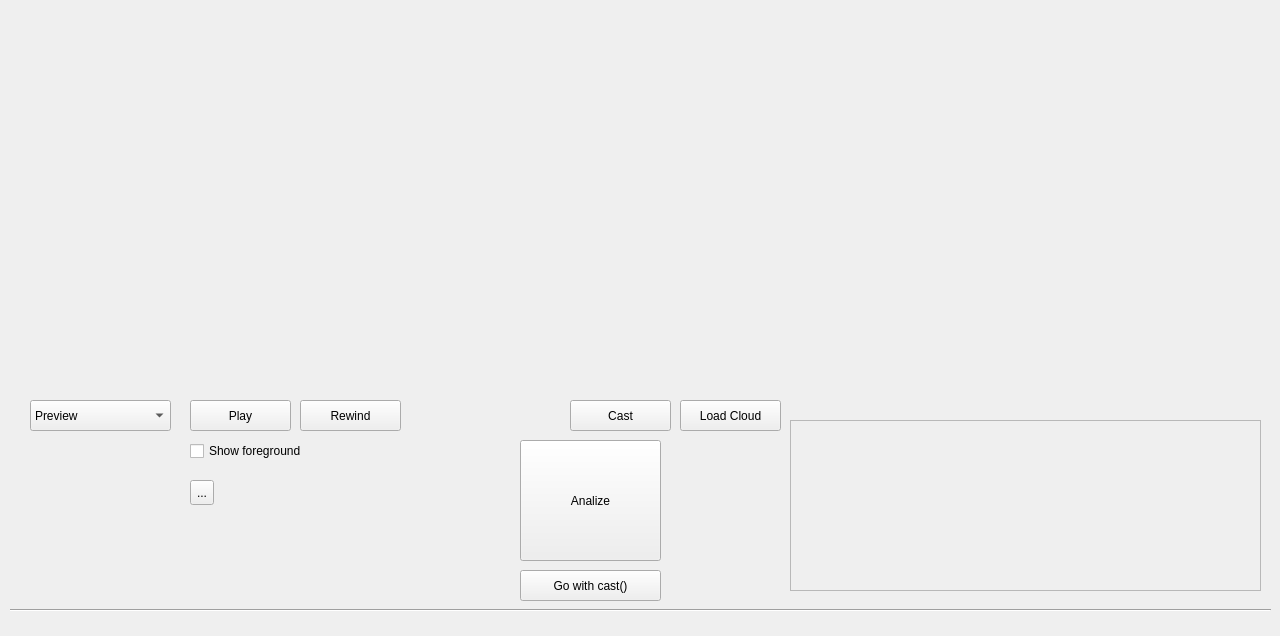
SkinnyDipping/3dTrajectory, file src/mainwindow.ui: the form before one commit.
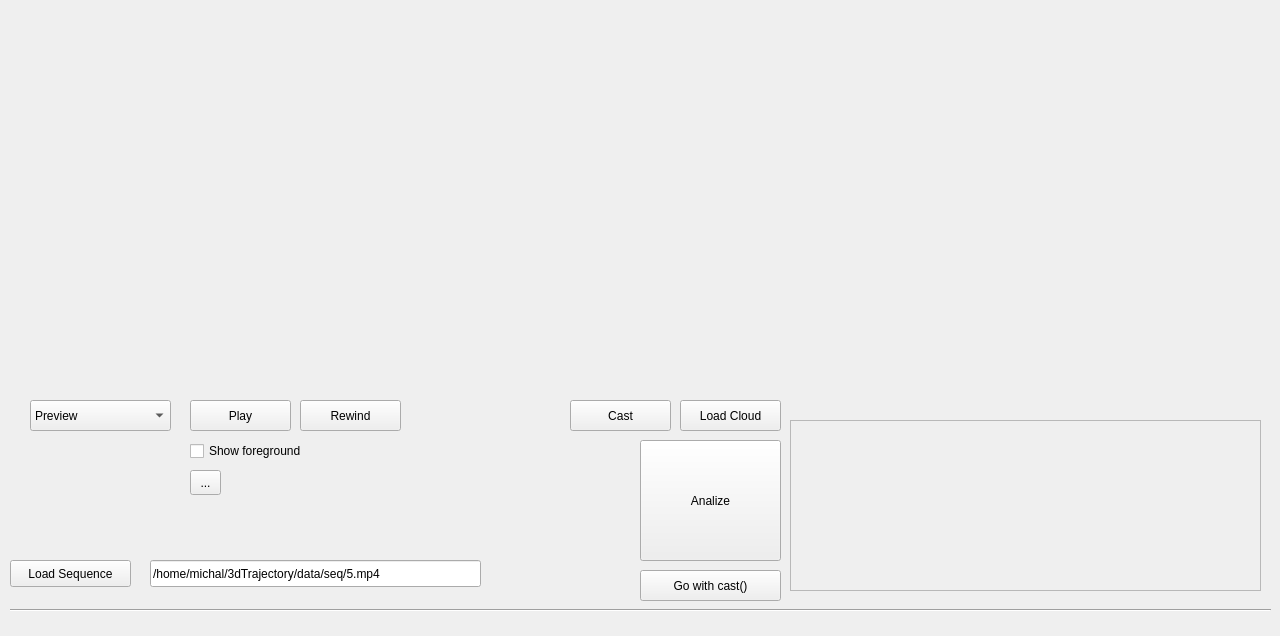
The form after the commit.

```diff
--- a/src/mainwindow.ui
+++ b/src/mainwindow.ui
@@ -130,7 +130,7 @@
   <widget class="QPushButton" name="casterCast">
    <property name="geometry">
     <rect>
-     <x>520</x>
+     <x>640</x>
      <y>570</y>
      <width>141</width>
      <height>31</height>
@@ -143,7 +143,7 @@
   <widget class="QPushButton" name="analyzeButton">
    <property name="geometry">
     <rect>
-     <x>520</x>
+     <x>640</x>
      <y>440</y>
      <width>141</width>
      <height>121</height>
@@ -186,8 +186,8 @@
    <property name="geometry">
     <rect>
      <x>190</x>
-     <y>480</y>
-     <width>24</width>
+     <y>470</y>
+     <width>31</width>
      <height>25</height>
     </rect>
    </property>
@@ -208,6 +208,32 @@
     <string>Show foreground</string>
    </property>
   </widget>
+  <widget class="QPushButton" name="loadSequenceButton">
+   <property name="geometry">
+    <rect>
+     <x>10</x>
+     <y>560</y>
+     <width>121</width>
+     <height>27</height>
+    </rect>
+   </property>
+   <property name="text">
+    <string>Load Sequence</string>
+   </property>
+  </widget>
+  <widget class="QLineEdit" name="sequencePath">
+   <property name="geometry">
+    <rect>
+     <x>150</x>
+     <y>560</y>
+     <width>331</width>
+     <height>27</height>
+    </rect>
+   </property>
+   <property name="text">
+    <string>/home/michal/3dTrajectory/data/seq/5.mp4</string>
+   </property>
+  </widget>
  </widget>
  <resources/>
  <connections/>
```
